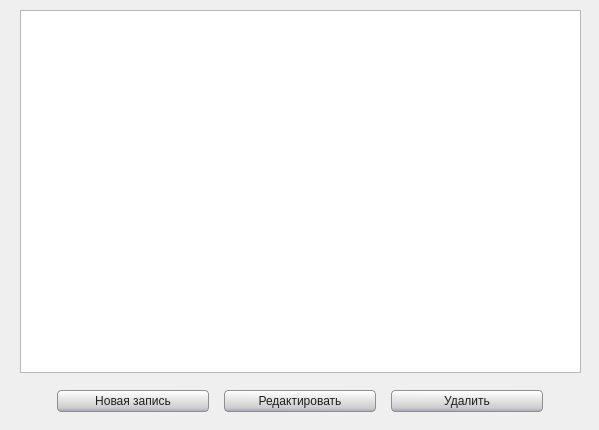
The window that view/ViewForm.ui (AnyaIliyina/geo) describes before a commit, drawn with Qt 5.
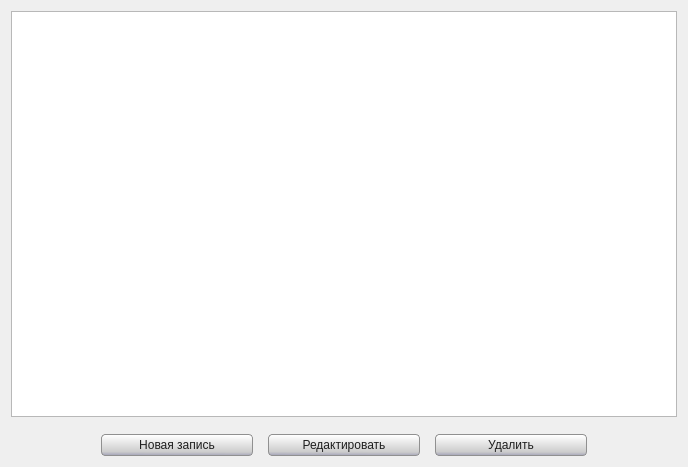
The same window after the commit.

Diff of the .ui file:
```diff
--- a/view/ViewForm.ui
+++ b/view/ViewForm.ui
@@ -6,8 +6,8 @@
    <rect>
     <x>0</x>
     <y>0</y>
-    <width>599</width>
-    <height>430</height>
+    <width>688</width>
+    <height>467</height>
    </rect>
   </property>
   <property name="minimumSize">
@@ -35,15 +35,8 @@
 border-width:2px;
 }</string>
   </property>
-  <widget class="QWidget" name="">
-   <property name="geometry">
-    <rect>
-     <x>20</x>
-     <y>10</y>
-     <width>561</width>
-     <height>402</height>
-    </rect>
-   </property>
+  <layout class="QGridLayout" name="gridLayout_2">
+   <item row="0" column="0">
    <layout class="QGridLayout" name="gridLayout">
     <property name="verticalSpacing">
      <number>17</number>
@@ -180,7 +173,8 @@
      </layout>
     </item>
    </layout>
-  </widget>
+   </item>
+  </layout>
  </widget>
  <resources/>
  <connections/>
```
Lines whose indentation alone changed are shown as unchanged.
